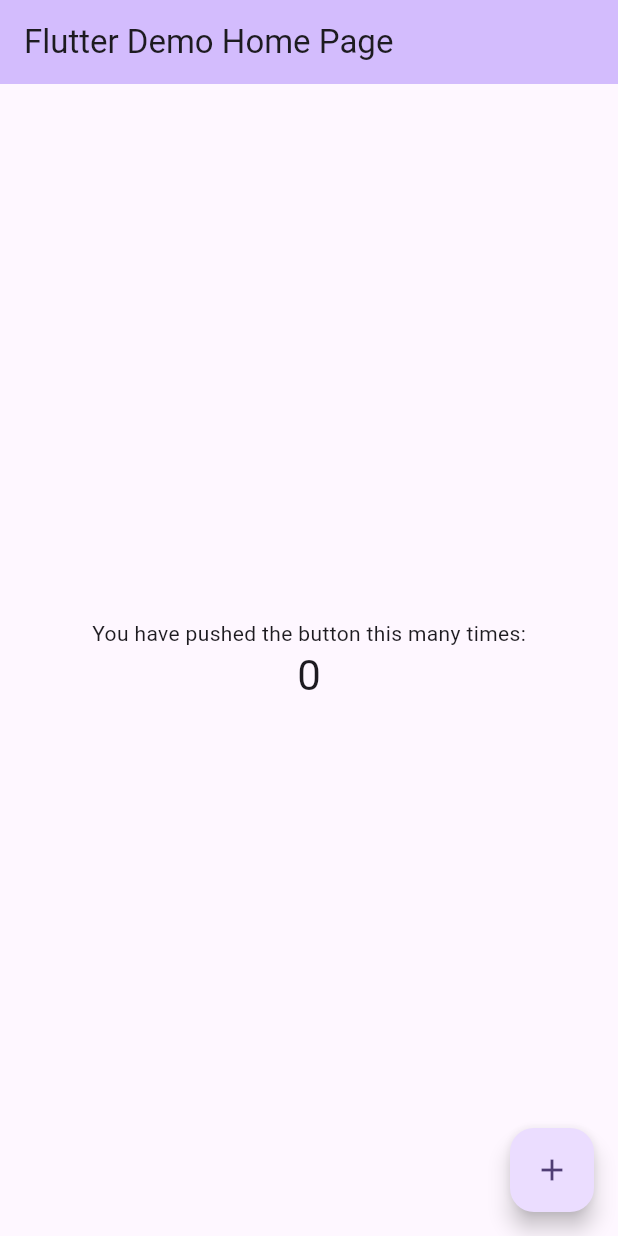
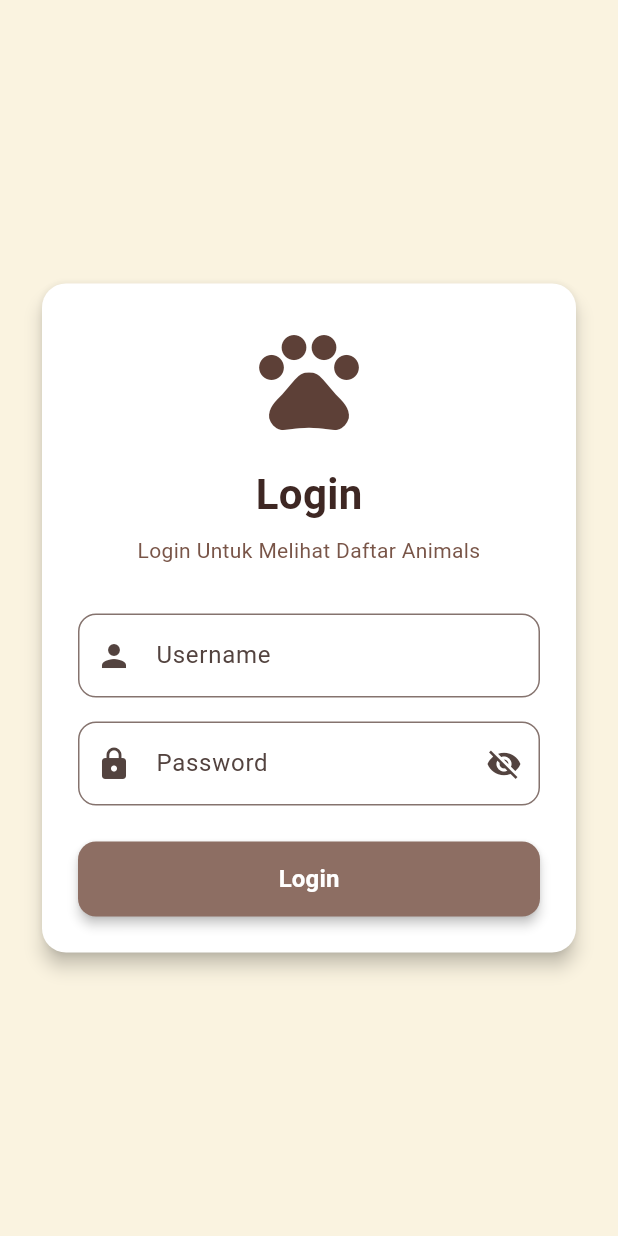
Before and after one commit to Chairun27/latkuis_124240105, a Flutter app: the screen it shows after launch, on a phone screen of 412 x 824 dp. Run offline on Flutter 3.47's test engine with Material 3 defaults, Android fonts, the phone set to English and light mode, and no system bars.

Commit message:
Latihan kuis praktikum mobile membuat login, home, dan animal detail page

```diff
--- /dev/null
+++ b/lib/login.dart
@@ -0,0 +1,152 @@
+import 'package:flutter/material.dart';
+import 'package:latkuis_124240105/models/views/home.dart';
+import 'models/data.dart';
+
+class LoginPage extends StatefulWidget {
+  const LoginPage({super.key});
+
+  @override
+  State<LoginPage> createState() => _LoginPageState();
+}
+
+class _LoginPageState extends State<LoginPage> {
+  final TextEditingController _usernameController = TextEditingController();
+  final TextEditingController _passwordController = TextEditingController();
+
+  // State untuk melihat password
+  bool _obscurePassword = true;
+
+  void _login() {
+    String username = _usernameController.text.trim();
+    String password = _passwordController.text.trim();
+
+    // Validasi input kosong
+    if (username.isEmpty || password.isEmpty) {
+      _showErrorSnackBar("Username dan Password Tidak Boleh Kosong!");
+      return;
+    }
+
+    // Validasi dengan data.dart
+    if (username == user1.username && password == user1.password) {
+      Navigator.pushReplacement(
+        context,
+        MaterialPageRoute(builder: (context) => HomePage(username: username)),
+      );
+    } else {
+      _showErrorSnackBar("Login Gagal! Username atau Password Anda Salah");
+    }
+  }
+
+  // Menampilkan snackbar merah apabila login gagal
+  void _showErrorSnackBar(String message) {
+    ScaffoldMessenger.of(context).showSnackBar(
+      SnackBar(
+        content: Text(message),
+        backgroundColor: Colors.red,
+        duration: const Duration(seconds: 2),
+        behavior: SnackBarBehavior.floating,
+      ),
+    );
+  }
+
+  @override
+  Widget build(BuildContext context) {
+    return Scaffold(
+      backgroundColor: const Color(0xFFFAF3E0),
+      body: Center(
+        child: SingleChildScrollView(
+          padding: const EdgeInsets.all(24.0),
+          child: Card(
+            elevation: 5,
+            shape: RoundedRectangleBorder(
+              borderRadius: BorderRadius.circular(16),
+            ),
+            child: Padding(
+              padding: const EdgeInsets.all(24.0),
+              child: Column(
+                mainAxisSize: MainAxisSize.min,
+                children: [
+
+                  // Ikon atau Logo
+                  const Icon(Icons.pets_outlined, size: 80, color: Color(0xFF5D4037),),
+                  const SizedBox(height: 16),
+                  const Text(
+                    "Login",
+                    style: TextStyle(fontSize: 28, fontWeight: FontWeight.bold, color: Color(0xFF3E2723),),
+                  ),
+                  const SizedBox(height: 8),
+                  const Text(
+                    "Login Untuk Melihat Daftar Animals",
+                    style: TextStyle(color: Colors.brown, fontSize: 14),
+                    textAlign: TextAlign.center,
+                  ),
+                  const SizedBox(height: 32),
+
+                  // Input username
+                  TextField(
+                    controller: _usernameController,
+                    decoration: InputDecoration(
+                      labelText: "Username",
+                      hintText: "Masukkan Username",
+                      prefixIcon: const Icon(Icons.person),
+                      border: OutlineInputBorder(
+                        borderRadius: BorderRadius.circular(12),
+                      ),
+                    ),
+                  ),
+                  const SizedBox(height: 16),
+
+                  // Input password
+                  TextField(
+                    controller: _passwordController,
+                    obscureText: _obscurePassword,
+                    decoration: InputDecoration(
+                      labelText: "Password",
+                      hintText: "Masukkan Password",
+                      prefixIcon: const Icon(Icons.lock),
+                      suffixIcon: IconButton(
+                        icon: Icon(
+                          _obscurePassword ? Icons.visibility_off : Icons.visibility,
+                        ),
+                        onPressed: () {
+                          setState(() {
+                            _obscurePassword = !_obscurePassword;
+                          });
+                        },
+                      ),
+                      border: OutlineInputBorder(
+                        borderRadius: BorderRadius.circular(12),
+                      ),
+                    ),
+                  ),
+                  const SizedBox(height: 24),
+
+                  // Tombol button login
+                  SizedBox(
+                    width: double.infinity,
+                    height: 50,
+                    child: ElevatedButton(
+                      onPressed: _login,
+                      style: ElevatedButton.styleFrom(
+                        backgroundColor: const Color(0xFF8D6E63),
+                        foregroundColor: Colors.white,
+                        shape: RoundedRectangleBorder(
+                          borderRadius: BorderRadius.circular(12),
+                        ),
+                        elevation: 3,
+                      ),
+                      child: const Text(
+                        "Login",
+                        style: TextStyle(fontSize: 16, fontWeight: FontWeight.bold),
+                      ),
+                    ),
+                  ),
+                ],
+              ),
+            ),
+          ),
+        ),
+      ),
+    );
+  }
+}
--- a/lib/main.dart
+++ b/lib/main.dart
@@ -1,5 +1,5 @@
 import 'package:flutter/material.dart';
-
+import 'package:latkuis_124240105/login.dart';
 void main() {
   runApp(const MyApp());
 }
@@ -7,116 +7,63 @@ void main() {
 class MyApp extends StatelessWidget {
   const MyApp({super.key});
 
-  // This widget is the root of your application.
   @override
   Widget build(BuildContext context) {
     return MaterialApp(
-      title: 'Flutter Demo',
+      title: 'Latihan Kuis Mobile',
       theme: ThemeData(
-        // This is the theme of your application.
-        //
-        // TRY THIS: Try running your application with "flutter run". You'll see
-        // the application has a purple toolbar. Then, without quitting the app,
-        // try changing the seedColor in the colorScheme below to Colors.green
-        // and then invoke "hot reload" (save your changes or press the "hot
-        // reload" button in a Flutter-supported IDE, or press "r" if you used
-        // the command line to start the app).
-        //
-        // Notice that the counter didn't reset back to zero; the application
-        // state is not lost during the reload. To reset the state, use hot
-        // restart instead.
-        //
-        // This works for code too, not just values: Most code changes can be
-        // tested with just a hot reload.
-        colorScheme: .fromSeed(seedColor: Colors.deepPurple),
+      // Tema warna coklat
+        primaryColor: const Color(0xFF5D4037),
+        scaffoldBackgroundColor: const Color(0xFFFAF3E0),
+        colorScheme: ColorScheme.fromSeed(
+          seedColor: const Color(0xFF5D4037),
+          brightness: Brightness.light,
+        ),
+
+        // App bar
+        appBarTheme: const AppBarTheme(
+          backgroundColor: Color(0xFF5D4037),
+          foregroundColor: Colors.white,
+          centerTitle: true,
+          elevation: 2,
+        ),
+
+        // Tombol button
+        elevatedButtonTheme: ElevatedButtonThemeData(
+          style: ElevatedButton.styleFrom(
+            backgroundColor: const Color(0xFF8D6E63),
+            foregroundColor: Colors.white,
+            shape: RoundedRectangleBorder(
+              borderRadius: BorderRadius.circular(12),
+            ),
+          ),
+        ),
+
+        // Text field
+        inputDecorationTheme: InputDecorationTheme(
+          border: OutlineInputBorder(
+            borderRadius: BorderRadius.circular(12),
+          ),
+          focusedBorder: OutlineInputBorder(
+            borderRadius: BorderRadius.circular(12),
+            borderSide: const BorderSide(
+              color: Color(0xFF8D6E63),
+              width: 2,
+            ),
+          ),
+        ),
+
+        // Card
+        cardTheme: const CardThemeData(
+          color: Colors.white,
+          elevation: 3,
+        ),
+
+        useMaterial3: true,
       ),
-      home: const MyHomePage(title: 'Flutter Demo Home Page'),
+
+      debugShowCheckedModeBanner: false,
+      home: const LoginPage(),
     );
   }
 }
-
-class MyHomePage extends StatefulWidget {
-  const MyHomePage({super.key, required this.title});
-
-  // This widget is the home page of your application. It is stateful, meaning
-  // that it has a State object (defined below) that contains fields that affect
-  // how it looks.
-
-  // This class is the configuration for the state. It holds the values (in this
-  // case the title) provided by the parent (in this case the App widget) and
-  // used by the build method of the State. Fields in a Widget subclass are
-  // always marked "final".
-
-  final String title;
-
-  @override
-  State<MyHomePage> createState() => _MyHomePageState();
-}
-
-class _MyHomePageState extends State<MyHomePage> {
-  int _counter = 0;
-
-  void _incrementCounter() {
-    setState(() {
-      // This call to setState tells the Flutter framework that something has
-      // changed in this State, which causes it to rerun the build method below
-      // so that the display can reflect the updated values. If we changed
-      // _counter without calling setState(), then the build method would not be
-      // called again, and so nothing would appear to happen.
-      _counter++;
-    });
-  }
-
-  @override
-  Widget build(BuildContext context) {
-    // This method is rerun every time setState is called, for instance as done
-    // by the _incrementCounter method above.
-    //
-    // The Flutter framework has been optimized to make rerunning build methods
-    // fast, so that you can just rebuild anything that needs updating rather
-    // than having to individually change instances of widgets.
-    return Scaffold(
-      appBar: AppBar(
-        // TRY THIS: Try changing the color here to a specific color (to
-        // Colors.amber, perhaps?) and trigger a hot reload to see the AppBar
-        // change color while the other colors stay the same.
-        backgroundColor: Theme.of(context).colorScheme.inversePrimary,
-        // Here we take the value from the MyHomePage object that was created by
-        // the App.build method, and use it to set our appbar title.
-        title: Text(widget.title),
-      ),
-      body: Center(
-        // Center is a layout widget. It takes a single child and positions it
-        // in the middle of the parent.
-        child: Column(
-          // Column is also a layout widget. It takes a list of children and
-          // arranges them vertically. By default, it sizes itself to fit its
-          // children horizontally, and tries to be as tall as its parent.
-          //
-          // Column has various properties to control how it sizes itself and
-          // how it positions its children. Here we use mainAxisAlignment to
-          // center the children vertically; the main axis here is the vertical
-          // axis because Columns are vertical (the cross axis would be
-          // horizontal).
-          //
-          // TRY THIS: Invoke "debug painting" (choose the "Toggle Debug Paint"
-          // action in the IDE, or press "p" in the console), to see the
-          // wireframe for each widget.
-          mainAxisAlignment: .center,
-          children: [
-            const Text('You have pushed the button this many times:'),
-            Text(
-              '$_counter',
-              style: Theme.of(context).textTheme.headlineMedium,
-            ),
-          ],
-        ),
-      ),
-      floatingActionButton: FloatingActionButton(
-        onPressed: _incrementCounter,
-        tooltip: 'Increment',
-        child: const Icon(Icons.add),
-      ),
-    );
-  }
-}
--- /dev/null
+++ b/lib/models/views/root.dart
@@ -0,0 +1,13 @@
+import 'package:flutter/material.dart';
+import 'package:latkuis_124240105/models/views/home.dart';
+
+class Root extends StatelessWidget {
+  final String username;
+
+  const Root({super.key, required this.username});
+
+  @override
+  Widget build(BuildContext context) {
+    return HomePage(username: username);
+  }
+}
```
Also changed, not shown: lib/models/data.dart (added, +92 -0 lines), lib/models/views/detail.dart (added, +129 -0 lines), lib/models/views/home.dart (added, +174 -0 lines).
